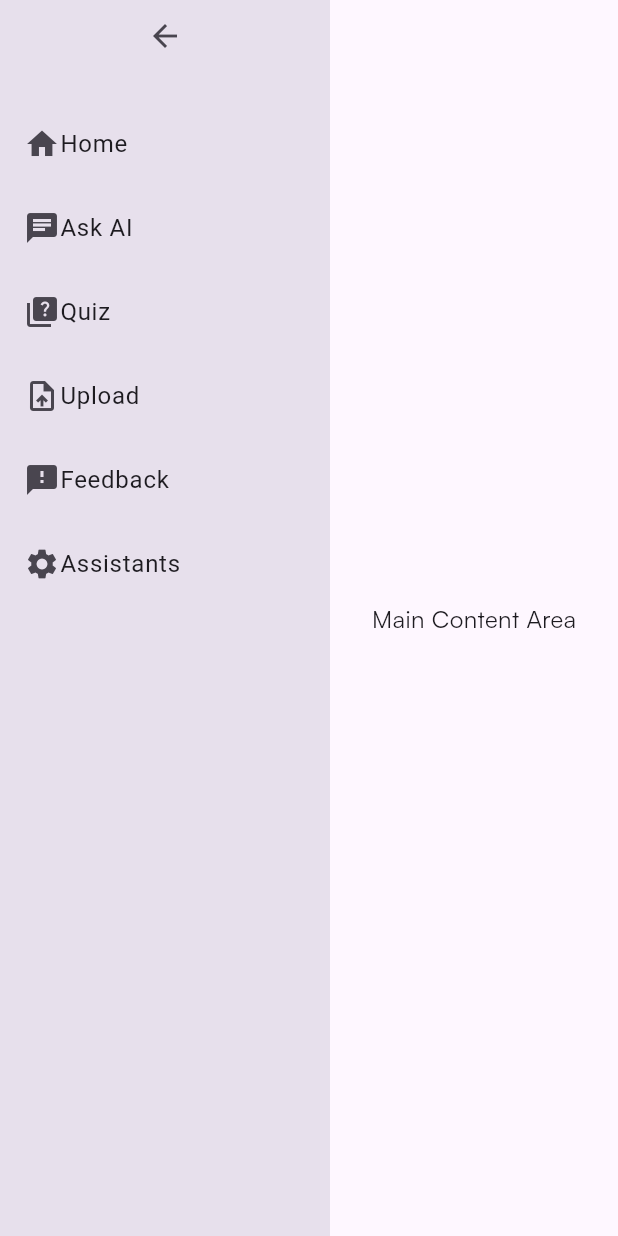
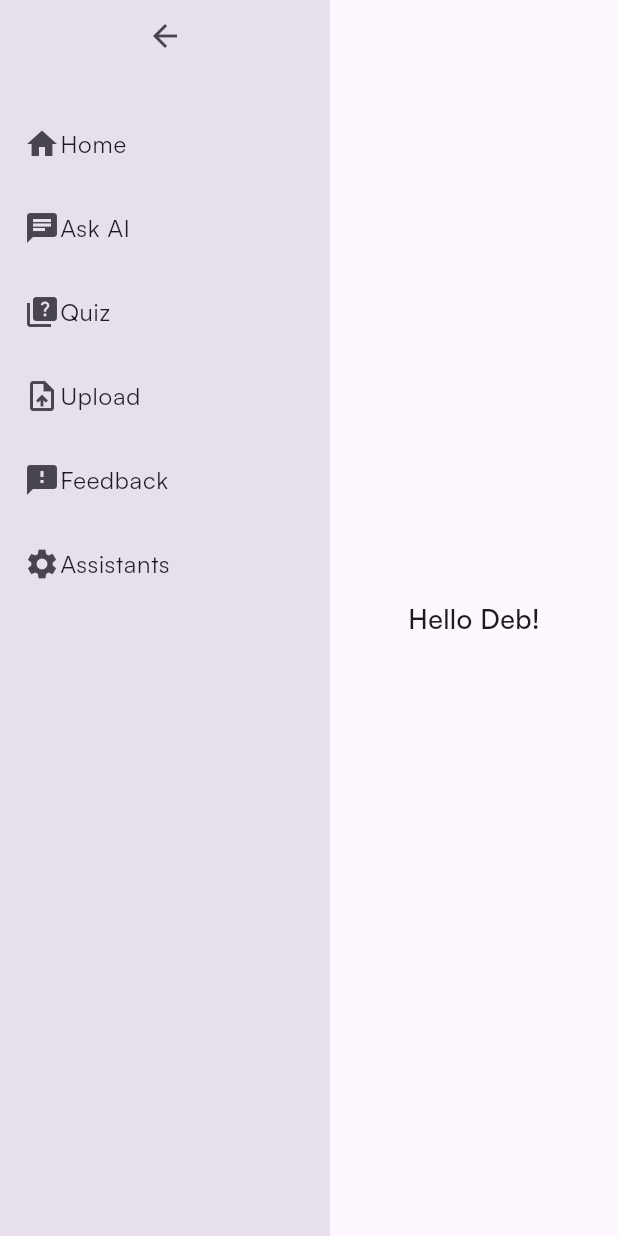
Before and after one commit to Debdaru07/eduforge_ai, a Flutter app: the screen it shows after launch, on a phone screen of 412 x 824 dp. Run offline on Flutter 3.47's test engine with Material 3 defaults, Android fonts, the phone set to English and light mode, and no system bars; our stand-ins replace firebase_core; accounts and stored records are empty.

Commit message:
Font Setup completed

```diff
--- a/lib/main.dart
+++ b/lib/main.dart
@@ -20,12 +20,14 @@ class AIApp extends StatelessWidget {
       debugShowCheckedModeBanner: false,
       themeMode: ThemeMode.system,
       theme: ThemeData(
-        textTheme: TextTheme(
-          headlineLarge: TextStyle(fontFamily: 'Satoshi', fontWeight: FontWeight.bold, fontSize: 24),
-          bodyMedium: TextStyle(fontFamily: 'Satoshi', fontSize: 16),
-        ),
+      fontFamily: 'Satoshi',
+        brightness: Brightness.light,
       ),
-      darkTheme: ThemeData.dark(),
+      darkTheme: ThemeData(
+        fontFamily: 'Satoshi',
+        brightness: Brightness.dark,
+      ),
+
       home: const HomeScreen(),
     );
   }
--- a/lib/screens/home_screen.dart
+++ b/lib/screens/home_screen.dart
@@ -24,7 +24,14 @@ class _HomeScreenState extends State<HomeScreen> {
           ),
           Expanded(
             child: Center(
-              child: Text('Main Content Area'),
+              child: Text(
+                'Hello Deb!',
+                style: TextStyle(
+                  fontFamily: 'Satoshi',
+                  fontWeight: FontWeight.w500,
+                  fontSize: 18,
+                ),
+              ),
             ),
           ),
         ],
```
